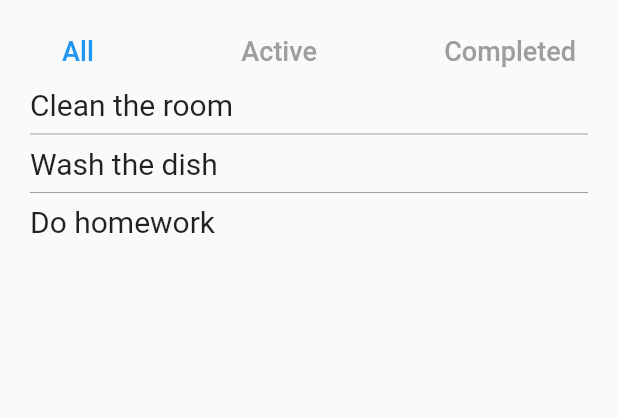
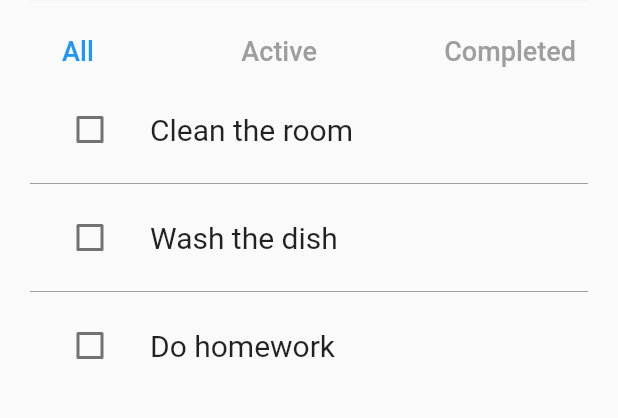
Before and after one commit to cromueloliver02/bloc-todo-app, a Flutter app: the screen it shows after launch, on a phone screen of 412 x 824 dp, the part 337-755 px from its top. Run offline on Flutter 3.47's test engine with Material 2 defaults, Android fonts, the phone set to English and light mode, and no system bars; our stand-ins replace bloc, equatable, flutter_bloc.

Commit message:
deleting and toggling complete todo items

```diff
--- a/lib/pages/todos_page/shows_todos.dart
+++ b/lib/pages/todos_page/shows_todos.dart
@@ -1,3 +1,4 @@
+import 'package:bloc_todo_app/models/todo.dart';
 import 'package:flutter/material.dart';
 
 import '../../cubits/cubits.dart';
@@ -20,21 +21,68 @@ class ShowTodos extends StatelessWidget {
         return Dismissible(
           key: ValueKey(todo.id),
           direction: DismissDirection.startToEnd,
+          onDismissed: (direction) =>
+              ctx.read<TodoListCubit>().removeTodo(todo.id),
+          confirmDismiss: (direction) => showDialog(
+            context: context,
+            barrierDismissible: false,
+            builder: (ctx) => AlertDialog(
+              title: const Text('Are you sure?'),
+              content: const Text('Do you really want to delete?'),
+              actions: [
+                TextButton(
+                  onPressed: () => Navigator.pop(context, false),
+                  child: const Text('NO'),
+                ),
+                TextButton(
+                  onPressed: () => Navigator.pop(context, true),
+                  child: const Text('YES'),
+                ),
+              ],
+            ),
+          ),
           background: Container(
             color: Colors.red,
             alignment: Alignment.centerLeft,
+            padding: const EdgeInsets.symmetric(horizontal: 10),
             child: const Icon(
               Icons.delete,
               size: 30,
               color: Colors.white,
             ),
           ),
-          child: Text(
-            todo.desc,
-            style: const TextStyle(fontSize: 20),
-          ),
+          child: _TodoTile(todo: todo),
         );
       },
     );
   }
 }
+
+class _TodoTile extends StatefulWidget {
+  const _TodoTile({
+    Key? key,
+    required this.todo,
+  }) : super(key: key);
+
+  final Todo todo;
+
+  @override
+  State<_TodoTile> createState() => _TodoTileState();
+}
+
+class _TodoTileState extends State<_TodoTile> {
+  @override
+  Widget build(BuildContext context) {
+    return ListTile(
+      leading: Checkbox(
+        value: widget.todo.completed,
+        onChanged: (value) =>
+            context.read<TodoListCubit>().toggleComplete(widget.todo.id),
+      ),
+      title: Text(
+        widget.todo.desc,
+        style: const TextStyle(fontSize: 20),
+      ),
+    );
+  }
+}
```
